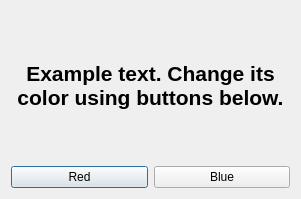
This is dialog1.ui in disbat/disbat_project_2015_01 as Qt 5 draws it before an edit. The edited form follows.
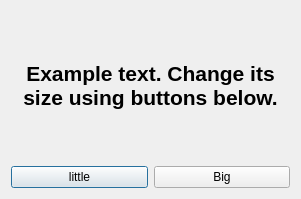
This is the edited form.

Patch:
```diff
--- a/dialog1.ui
+++ b/dialog1.ui
@@ -16,6 +16,9 @@
   <property name="windowTitle">
    <string>Dialog 1. Example.</string>
   </property>
+  <property name="sizeGripEnabled">
+   <bool>false</bool>
+  </property>
   <property name="modal">
    <bool>true</bool>
   </property>
@@ -36,7 +39,7 @@
       </font>
      </property>
      <property name="text">
-      <string>Example text. Change its color using buttons below.</string>
+      <string>Example text. Change its size using buttons below.</string>
      </property>
      <property name="textFormat">
       <enum>Qt::PlainText</enum>
@@ -54,14 +57,14 @@
      <item>
       <widget class="QPushButton" name="buttonRed">
        <property name="text">
-        <string>Red</string>
+        <string>little</string>
        </property>
       </widget>
      </item>
      <item>
       <widget class="QPushButton" name="buttonBlue">
        <property name="text">
-        <string>Blue</string>
+        <string>Big</string>
        </property>
       </widget>
      </item>
```
